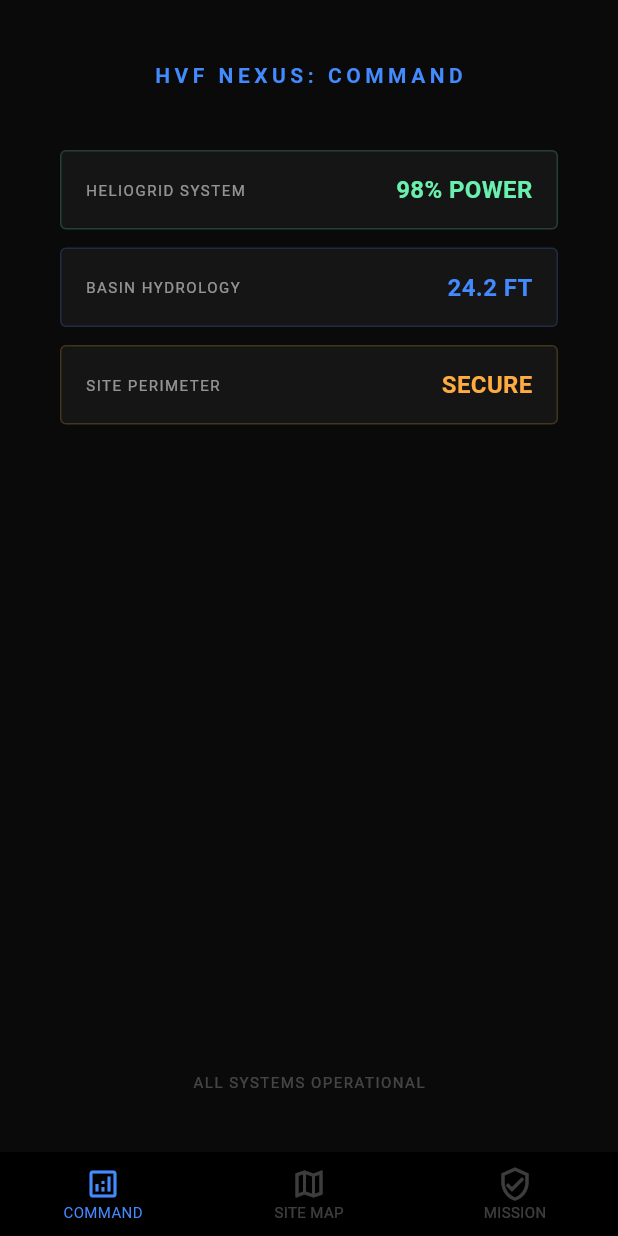
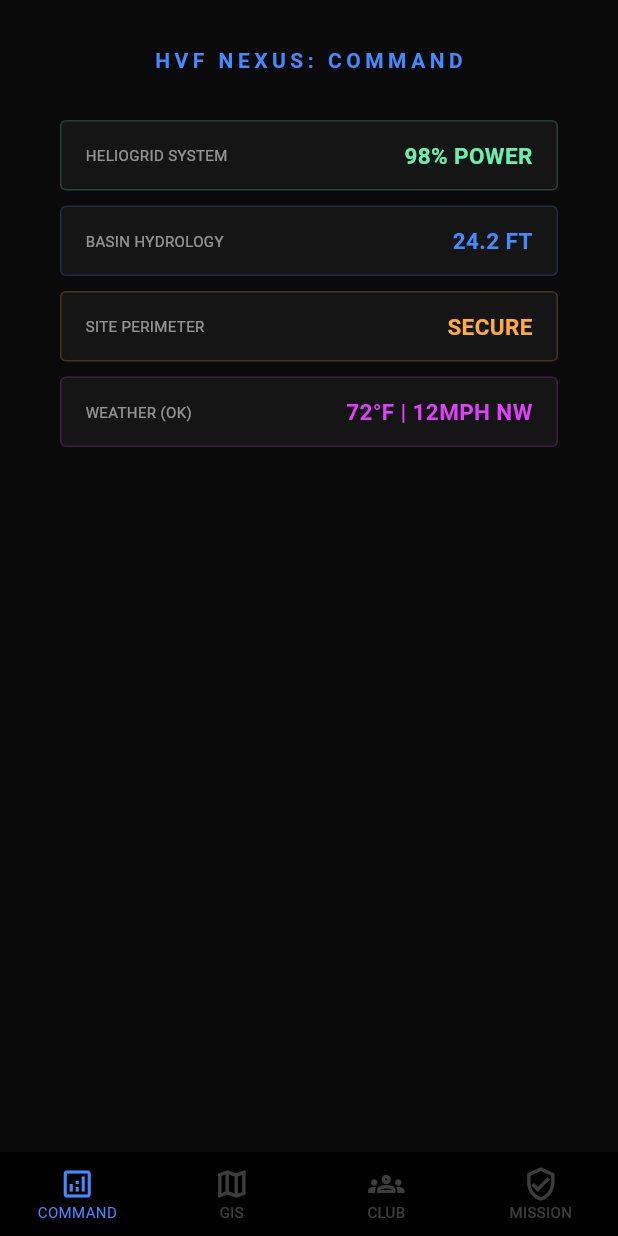
Before and after one commit to mrshumphrey3251-ai/HVF_NEXUS_CORE, a Flutter app: the screen it shows after launch, on a phone screen of 412 x 824 dp. Run offline on Flutter 3.47's test engine with Material 3 defaults, Android fonts, the light colour scheme and no system bars.

Commit message:
Update main.dart

```diff
--- a/lib/main.dart
+++ b/lib/main.dart
@@ -26,6 +26,7 @@ class _NexusBaseState extends State<NexusBase> {
   static const List<Widget> _views = [
     CommandHUD(),
     SiteMapGIS(),
+    SocialClubPortal(),
     MissionIntel(),
   ];
 
@@ -35,6 +36,7 @@ class _NexusBaseState extends State<NexusBase> {
       backgroundColor: const Color(0xFF0A0A0A),
       body: SafeArea(child: _views[_selectedIndex]),
       bottomNavigationBar: BottomNavigationBar(
+        type: BottomNavigationBarType.fixed, // Required for 4+ items
         backgroundColor: Colors.black,
         selectedItemColor: Colors.blueAccent,
         unselectedItemColor: Colors.white24,
@@ -44,7 +46,8 @@ class _NexusBaseState extends State<NexusBase> {
         onTap: (index) => setState(() => _selectedIndex = index),
         items: const [
           BottomNavigationBarItem(icon: Icon(Icons.analytics_outlined), label: 'COMMAND'),
-          BottomNavigationBarItem(icon: Icon(Icons.map_outlined), label: 'SITE MAP'),
+          BottomNavigationBarItem(icon: Icon(Icons.map_outlined), label: 'GIS'),
+          BottomNavigationBarItem(icon: Icon(Icons.groups_outlined), label: 'CLUB'),
           BottomNavigationBarItem(icon: Icon(Icons.verified_user_outlined), label: 'MISSION'),
         ],
       ),
@@ -52,30 +55,24 @@ class _NexusBaseState extends State<NexusBase> {
   }
 }
 
+// VIEW 1: UPDATED COMMAND HUD WITH WEATHER
 class CommandHUD extends StatelessWidget {
   const CommandHUD({super.key});
   @override
   Widget build(BuildContext context) {
     return Padding(
-      padding: const EdgeInsets.symmetric(horizontal: 40.0, vertical: 40.0),
+      padding: const EdgeInsets.symmetric(horizontal: 40.0, vertical: 30.0),
       child: Column(
-        crossAxisAlignment: CrossAxisAlignment.start,
         children: [
-          const Center(
-            child: Text("HVF NEXUS: COMMAND",
-              style: TextStyle(fontSize: 14, letterSpacing: 3, fontWeight: FontWeight.bold, color: Colors.blueAccent)),
-          ),
-          const SizedBox(height: 40),
+          const Text("HVF NEXUS: COMMAND", style: TextStyle(fontSize: 14, letterSpacing: 3, fontWeight: FontWeight.bold, color: Colors.blueAccent)),
+          const SizedBox(height: 30),
           _statusCard("HELIOGRID SYSTEM", "98% POWER", Colors.greenAccent),
-          const SizedBox(height: 12),
+          const SizedBox(height: 10),
           _statusCard("BASIN HYDROLOGY", "24.2 FT", Colors.blueAccent),
-          const SizedBox(height: 12),
+          const SizedBox(height: 10),
           _statusCard("SITE PERIMETER", "SECURE", Colors.orangeAccent),
-          const Spacer(),
-          const Center(
-            child: Text("ALL SYSTEMS OPERATIONAL",
-              style: TextStyle(color: Colors.white24, fontSize: 10, letterSpacing: 1)),
-          ),
+          const SizedBox(height: 10),
+          _statusCard("WEATHER (OK)", "72°F | 12MPH NW", Colors.purpleAccent), // New Telemetry
         ],
       ),
     );
@@ -83,56 +80,61 @@ class CommandHUD extends StatelessWidget {
 
   Widget _statusCard(String title, String value, Color color) {
     return Container(
-      padding: const EdgeInsets.symmetric(horizontal: 16, vertical: 14),
-      decoration: BoxDecoration(
-        color: const Color(0xFF151515),
-        borderRadius: BorderRadius.circular(4),
-        border: Border.all(color: color.withOpacity(0.2))
-      ),
+      padding: const EdgeInsets.symmetric(horizontal: 16, vertical: 12),
+      decoration: BoxDecoration(color: const Color(0xFF151515), borderRadius: BorderRadius.circular(4), border: Border.all(color: color.withOpacity(0.2))),
       child: Row(
         mainAxisAlignment: MainAxisAlignment.spaceBetween,
         children: [
-          Text(title, style: const TextStyle(color: Colors.white54, fontSize: 10, letterSpacing: 1)),
-          Text(value, style: TextStyle(color: color, fontSize: 16, fontWeight: FontWeight.bold)),
+          Text(title, style: const TextStyle(color: Colors.white54, fontSize: 10)),
+          Text(value, style: TextStyle(color: color, fontSize: 15, fontWeight: FontWeight.bold)),
         ],
       ),
     );
   }
 }
 
+// VIEW 2: GIS (RESERVED FOR JOHNSTON COUNTY)
 class SiteMapGIS extends StatelessWidget {
   const SiteMapGIS({super.key});
   @override
   Widget build(BuildContext context) {
     return const Center(
-      child: Padding(
-        padding: EdgeInsets.all(40.0),
-        child: Text("JOHNSTON COUNTY\nGIS OVERLAY\n\n[SATELLITE FEED PENDING]",
-          textAlign: TextAlign.center, style: TextStyle(color: Colors.blueAccent, letterSpacing: 2, fontSize: 12)),
+      child: Text("JOHNSTON COUNTY GIS\nSATELLITE INTERFACE\n[ACTIVE SCAN PENDING]",
+        textAlign: TextAlign.center, style: TextStyle(color: Colors.blueAccent, letterSpacing: 2, fontSize: 12)),
+    );
+  }
+}
+
+// VIEW 3: HUMPHREY SOCIAL CLUB
+class SocialClubPortal extends StatelessWidget {
+  const SocialClubPortal({super.key});
+  @override
+  Widget build(BuildContext context) {
+    return Center(
+      child: Column(
+        mainAxisAlignment: MainAxisAlignment.center,
+        children: const [
+          Icon(Icons.house_siding, size: 40, color: Colors.blueAccent),
+          SizedBox(height: 20),
+          Text("HUMPHREY SOCIAL CLUB", style: TextStyle(fontWeight: FontWeight.bold, letterSpacing: 2)),
+          Text("Resident Management Portal", style: TextStyle(color: Colors.white38, fontSize: 11)),
+        ],
       ),
     );
   }
 }
 
+// VIEW 4: MISSION INTEL
 class MissionIntel extends StatelessWidget {
-  // FIXED: Changed super.objective to super.key
   const MissionIntel({super.key});
   @override
   Widget build(BuildContext context) {
-    return Center(
+    return const Center(
       child: Padding(
-        padding: const EdgeInsets.all(40.0),
-        child: Column(
-          mainAxisAlignment: MainAxisAlignment.center,
-          children: const [
-            Text("THE HUMPHREY CREED", style: TextStyle(color: Colors.blueAccent, fontWeight: FontWeight.bold, letterSpacing: 2, fontSize: 14)),
-            SizedBox(height: 24),
-            Text(
-              "To lead with honor, to build with purpose, and to provide stewardship for the land and those who served. Through Humphrey Virtual Farms, we bridge the legacy of our ancestors with the technology of the future—securing sovereignty for our veterans and a foundation for the next generation.",
-              textAlign: TextAlign.center,
-              style: TextStyle(fontStyle: FontStyle.italic, height: 1.6, color: Colors.white70, fontSize: 13),
-            ),
-          ],
+        padding: EdgeInsets.all(40.0),
+        child: Text(
+          "THE HUMPHREY CREED\n\nTo lead with honor, to build with purpose, and to provide stewardship for the land and those who served. Through Humphrey Virtual Farms, we bridge the legacy of our ancestors with the technology of the future.",
+          textAlign: TextAlign.center, style: TextStyle(fontStyle: FontStyle.italic, height: 1.6, color: Colors.white70, fontSize: 13),
         ),
       ),
     );
```
